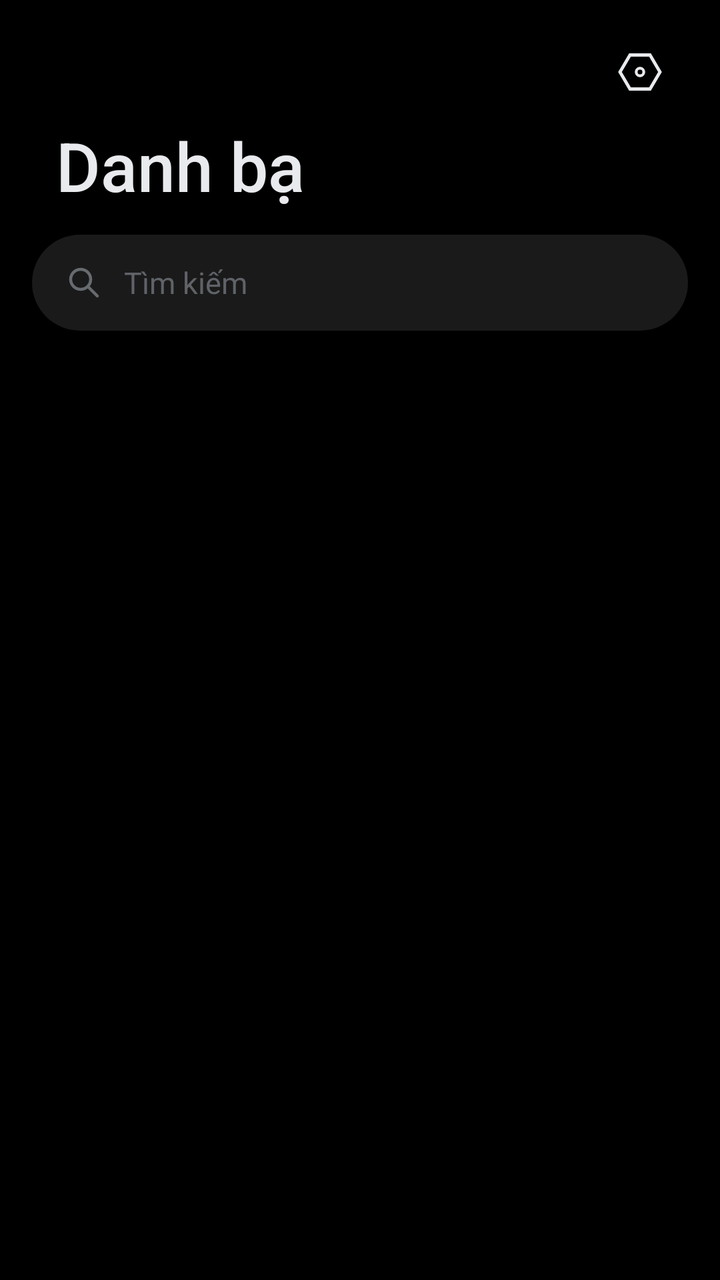
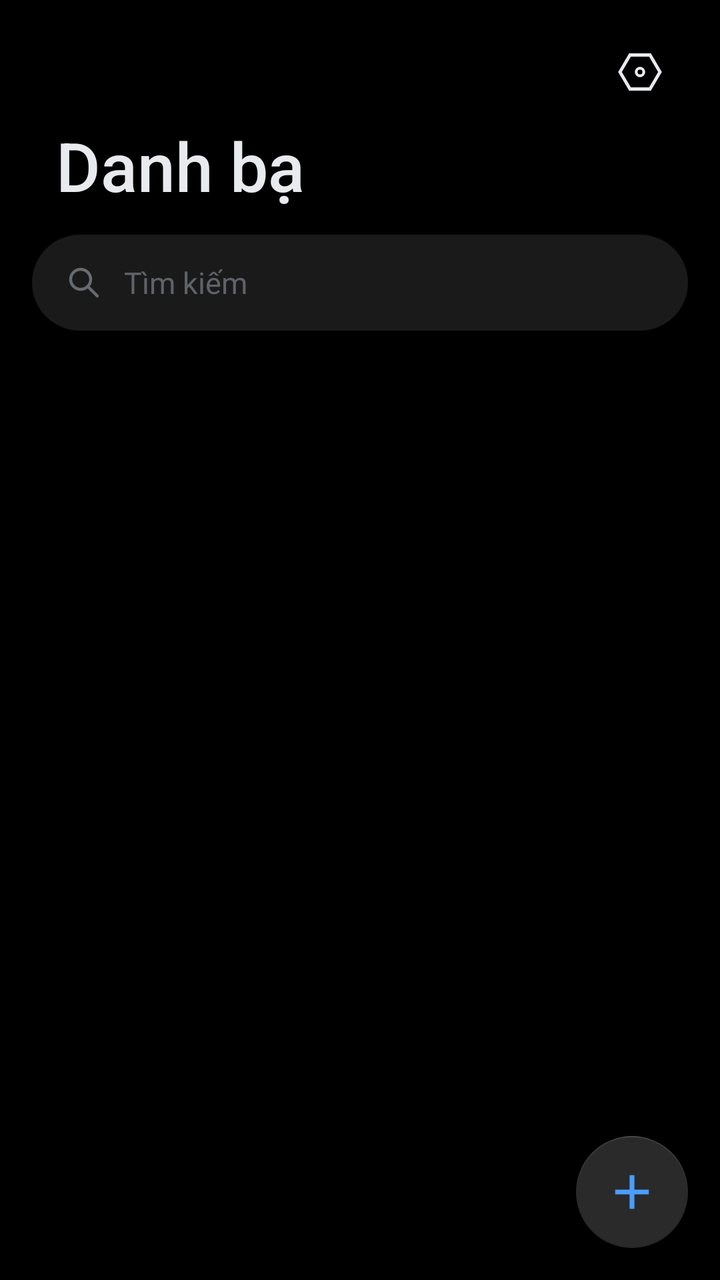

Before-and-after screenshots of an Android layout around one commit, followed by the original layout XML and the change that was made.
<!-- AndroidManifest.xml: application theme Theme.SimpleCall -->
<!-- res/layout/fragment_contacts.xml -->
<?xml version="1.0" encoding="utf-8"?>
<LinearLayout xmlns:android="http://schemas.android.com/apk/res/android"
    xmlns:app="http://schemas.android.com/apk/res-auto"
    android:layout_width="match_parent"
    android:layout_height="match_parent"
    android:orientation="vertical"
    android:background="@color/bg">

    
    <FrameLayout
        android:layout_width="match_parent" android:layout_height="wrap_content"
        android:paddingTop="16dp" android:paddingEnd="20dp">
        <ImageButton
            android:id="@+id/btnContactsSettings"
            android:layout_width="40dp" android:layout_height="40dp"
            android:layout_gravity="end"
            android:background="@android:color/transparent"
            android:src="@drawable/ic_hexagon_settings"
            android:contentDescription="@string/settings" />
    </FrameLayout>

    
    <LinearLayout
        android:layout_width="match_parent" android:layout_height="wrap_content"
        android:orientation="vertical"
        android:paddingStart="28dp" android:paddingEnd="20dp"
        android:paddingTop="4dp">
        <TextView
            android:layout_width="wrap_content" android:layout_height="wrap_content"
            android:text="@string/contacts_title"
            android:textSize="34sp"
            android:textColor="@color/text_primary"
            android:fontFamily="sans-serif-medium" />
        <TextView
            android:id="@+id/tvContactsCount"
            android:layout_width="wrap_content" android:layout_height="wrap_content"
            android:layout_marginTop="2dp"
            android:textSize="14sp"
            android:textColor="@color/text_secondary"
            android:fontFamily="sans-serif"
            android:visibility="gone" />
    </LinearLayout>

    
    <LinearLayout
        android:layout_width="match_parent"
        android:layout_height="48dp"
        android:layout_marginStart="16dp"
        android:layout_marginEnd="16dp"
        android:layout_marginTop="12dp"
        android:layout_marginBottom="8dp"
        android:background="@drawable/bg_search"
        android:gravity="center_vertical"
        android:orientation="horizontal"
        android:paddingStart="16dp"
        android:paddingEnd="16dp">

        <ImageView
            android:layout_width="20dp"
            android:layout_height="20dp"
            android:src="@drawable/ic_search"
            android:layout_marginEnd="10dp"
            android:alpha="0.6" />

        <EditText
            android:id="@+id/etSearch"
            android:layout_width="0dp"
            android:layout_height="match_parent"
            android:layout_weight="1"
            android:background="@null"
            android:hint="Tìm kiếm"
            android:textColorHint="@color/text_hint"
            android:textSize="15sp"
            android:textColor="@color/text_primary"
            android:fontFamily="sans-serif"
            android:imeOptions="actionSearch"
            android:inputType="text" />
    </LinearLayout>

    <FrameLayout
        android:layout_width="match_parent"
        android:layout_height="0dp"
        android:layout_weight="1">

        <androidx.recyclerview.widget.RecyclerView
            android:id="@+id/recyclerView"
            android:layout_width="match_parent"
            android:layout_height="match_parent"
            android:paddingEnd="22dp"
            android:clipToPadding="false" />

        
        <LinearLayout
            android:id="@+id/llAlphabetIndex"
            android:layout_width="22dp"
            android:layout_height="wrap_content"
            android:layout_gravity="center_vertical|end"
            android:orientation="vertical"
            android:gravity="center_horizontal" />


    </FrameLayout>
</LinearLayout>
<!-- resources referenced by this layout -->
<resources>
  <color name="bg">#000000</color>
  <color name="text_hint">#5F6368</color>
  <color name="text_primary">#E8EAED</color>
  <color name="text_secondary">#9AA0A6</color>
  <!-- drawable bg_search (drawable) -->
  <?xml version="1.0" encoding="utf-8"?>
  <shape xmlns:android="http://schemas.android.com/apk/res/android"
      android:shape="rectangle">
      <solid android:color="@color/bg_surface" />
      <corners android:radius="24dp" />
  </shape>
  <!-- drawable ic_hexagon_settings (drawable) -->
  <?xml version="1.0" encoding="utf-8"?>
  <vector xmlns:android="http://schemas.android.com/apk/res/android"
      android:width="24dp" android:height="24dp"
      android:viewportWidth="24" android:viewportHeight="24">
      <path android:fillColor="#00000000"
          android:strokeColor="@color/text_primary"
          android:strokeWidth="1.6"
          android:pathData="M7,3.5 L17,3.5 L22,12 L17,20.5 L7,20.5 L2,12 Z" />
      
      <path android:fillColor="#00000000"
          android:strokeColor="@color/text_primary"
          android:strokeWidth="1.4"
          android:pathData="M12,12 m-1.9,0 a1.9,1.9 0,1 1,3.8 0 a1.9,1.9 0,1 1,-3.8 0" />
  </vector>
  <!-- drawable ic_search (drawable) -->
  <?xml version="1.0" encoding="utf-8"?>
  <vector xmlns:android="http://schemas.android.com/apk/res/android"
      android:width="24dp" android:height="24dp"
      android:viewportWidth="24" android:viewportHeight="24">
      
      <path
          android:pathData="M10,4 A6,6 0 1,0 10,16 A6,6 0 1,0 10,4 Z"
          android:strokeColor="@color/text_secondary"
          android:strokeWidth="1.8"
          android:fillColor="#00000000" />
      
      <path
          android:pathData="M14.5,14.5 L20,20"
          android:strokeColor="@color/text_secondary"
          android:strokeWidth="1.8"
          android:strokeLineCap="round"
          android:fillColor="#00000000" />
  </vector>
  <string name="contacts_title">Danh bạ</string>
  <string name="settings">Cài đặt</string>
  <style name="Theme.SimpleCall" parent="Theme.MaterialComponents.DayNight.NoActionBar">
          <item name="colorPrimary">@color/primary</item>
          <item name="colorPrimaryDark">@color/primary_dark</item>
          <item name="colorAccent">@color/primary</item>
          <item name="android:windowBackground">@color/bg</item>
          <item name="android:statusBarColor">@color/bg</item>
          <item name="android:windowLightStatusBar" tools:targetApi="23">true</item>
          <item name="android:windowSoftInputMode">stateAlwaysVisible</item>
      </style>
  <color name="bg_surface">#1A1A1A</color>
  <color name="primary">#1E8E3E</color>
  <color name="primary_dark">#137333</color>
</resources>

<!-- the commit's change to res/layout/fragment_contacts.xml (unified diff, before → after) -->
@@ -98,6 +98,19 @@
             android:orientation="vertical"
             android:gravity="center_horizontal" />
 
+        
+        <com.google.android.material.floatingactionbutton.FloatingActionButton
+            android:id="@+id/fabAddContact"
+            android:layout_width="wrap_content"
+            android:layout_height="wrap_content"
+            android:layout_gravity="bottom|end"
+            android:layout_marginEnd="16dp"
+            android:layout_marginBottom="16dp"
+            android:src="@drawable/ic_add"
+            app:tint="@color/fab_icon"
+            app:backgroundTint="@color/fab_bg"
+            app:fabSize="normal"
+            android:contentDescription="@string/create_new_contact" />
 
     </FrameLayout>
 </LinearLayout>
<!-- resource entries referenced after the edit -->
@@ -1,6 +1,8 @@
 <!-- resources referenced by this layout -->
 <resources>
   <color name="bg">#000000</color>
+  <color name="fab_bg">#2A2A2A</color>
+  <color name="fab_icon">#4A9EFF</color>
   <color name="text_hint">#5F6368</color>
   <color name="text_primary">#E8EAED</color>
   <color name="text_secondary">#9AA0A6</color>
@@ -11,6 +13,16 @@
       <solid android:color="@color/bg_surface" />
       <corners android:radius="24dp" />
   </shape>
+  <!-- drawable ic_add (drawable) -->
+  <?xml version="1.0" encoding="utf-8"?>
+  <vector xmlns:android="http://schemas.android.com/apk/res/android"
+      android:width="24dp" android:height="24dp"
+      android:viewportWidth="24" android:viewportHeight="24">
+      
+      <path android:fillColor="#FFFFFFFF"
+          android:pathData="M20.4,13.2 L13.2,13.2 L13.2,20.4 L10.8,20.4 L10.8,13.2 L3.6,13.2
+                             L3.6,10.8 L10.8,10.8 L10.8,3.6 L13.2,3.6 L13.2,10.8 L20.4,10.8 Z"/>
+  </vector>
   <!-- drawable ic_hexagon_settings (drawable) -->
   <?xml version="1.0" encoding="utf-8"?>
   <vector xmlns:android="http://schemas.android.com/apk/res/android"
@@ -46,6 +58,7 @@
           android:fillColor="#00000000" />
   </vector>
   <string name="contacts_title">Danh bạ</string>
+  <string name="create_new_contact">Tạo liên hệ mới</string>
   <string name="settings">Cài đặt</string>
   <style name="Theme.SimpleCall" parent="Theme.MaterialComponents.DayNight.NoActionBar">
           <item name="colorPrimary">@color/primary</item>
